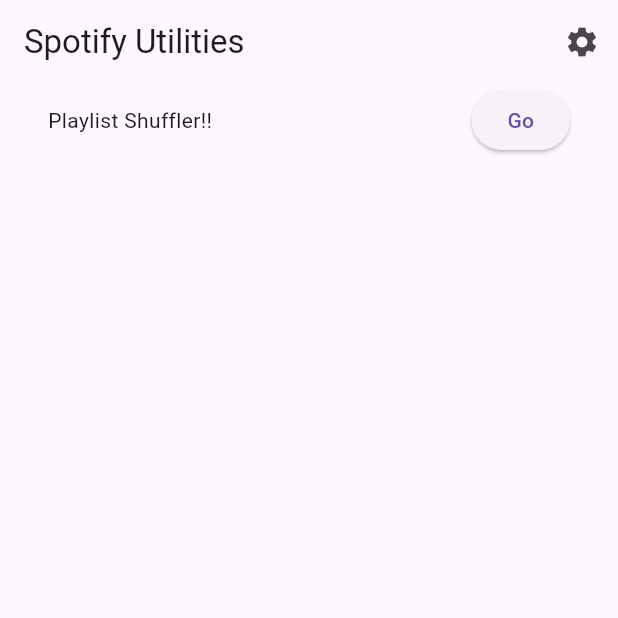
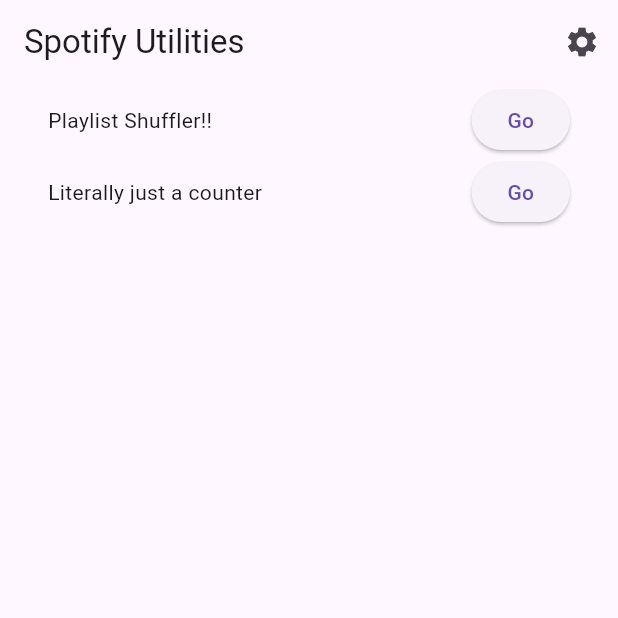
Before and after one commit to j-cleary914/flutter_application_1, a Flutter app: the screen it shows after launch, on a phone screen of 412 x 824 dp, the top half of it. Run offline on Flutter 3.47's test engine with Material 3 defaults, Android fonts, the phone set to English and light mode, and no system bars.

Commit message:
WIP making a counter to learn how to stateful

```diff
--- a/lib/src/app.dart
+++ b/lib/src/app.dart
@@ -3,6 +3,7 @@ import 'settings/settings_controller.dart';
 import 'settings/settings_view.dart';
 import 'screens/home_view.dart';
 import 'screens/playlist_shuffler.dart';
+import 'screens/counter.dart';
 
 /// The Widget that configures your application.
 class MyApp extends StatelessWidget {
@@ -27,6 +28,7 @@ class MyApp extends StatelessWidget {
           routes: {
             '/': (context) => const HomeView(),
             '/playlistShuffler': (context) => const PlaylistShuffler(),
+            '/counter': (context) => const Counter(),
             '/settings': (context) =>
                 SettingsView(controller: settingsController),
           },
--- a/lib/src/screens/home_view.dart
+++ b/lib/src/screens/home_view.dart
@@ -1,6 +1,7 @@
 import 'package:flutter/material.dart';
 import './playlist_shuffler.dart';
 import '../settings/settings_view.dart';
+import './counter.dart';
 
 /// Displays detailed information about a SampleItem.
 class HomeView extends StatelessWidget {
@@ -42,6 +43,22 @@ class HomeView extends StatelessWidget {
                   },
                 ),
               ],
+            ),
+            Row(
+              mainAxisAlignment: MainAxisAlignment.spaceBetween,
+              children: [
+                const Text('Literally just a counter'),
+                ElevatedButton(
+                  child: const Text('Go'),
+                  onPressed: () {
+                    Navigator.push(
+                        context,
+                        MaterialPageRoute(
+                          builder: (context) => Counter(key: UniqueKey()),
+                        ));
+                  },
+                ),
+              ],
             )
           ],
         ),
```
Also changed, not shown: lib/src/screens/counter.dart (added, +27 -0 lines).
